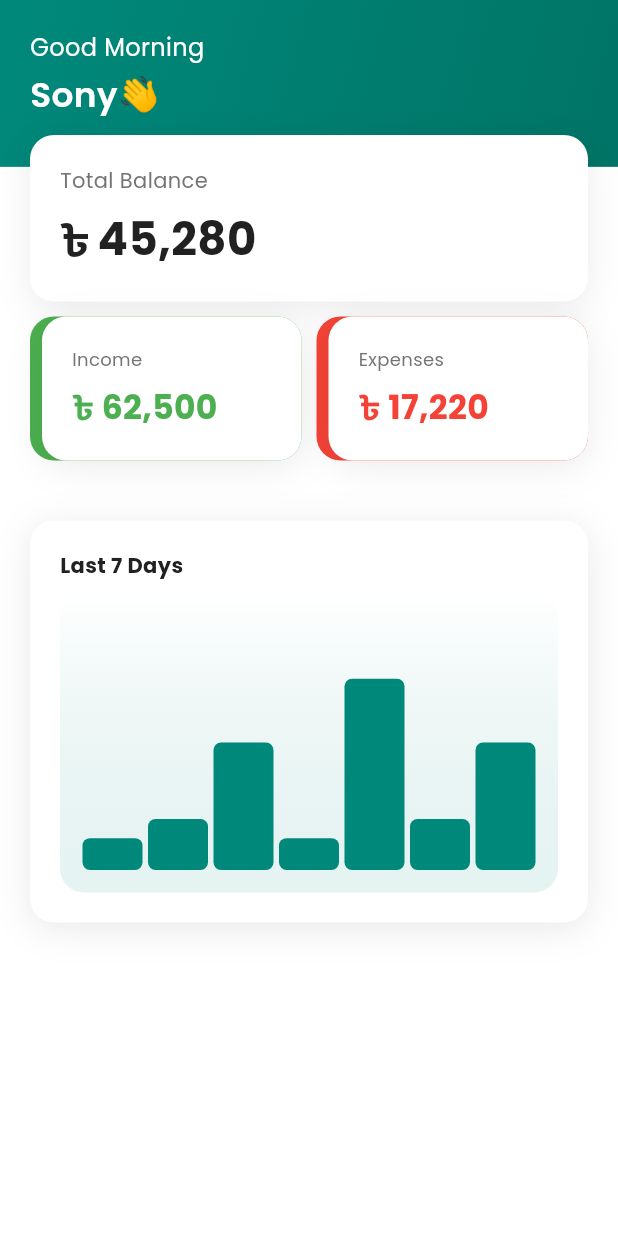
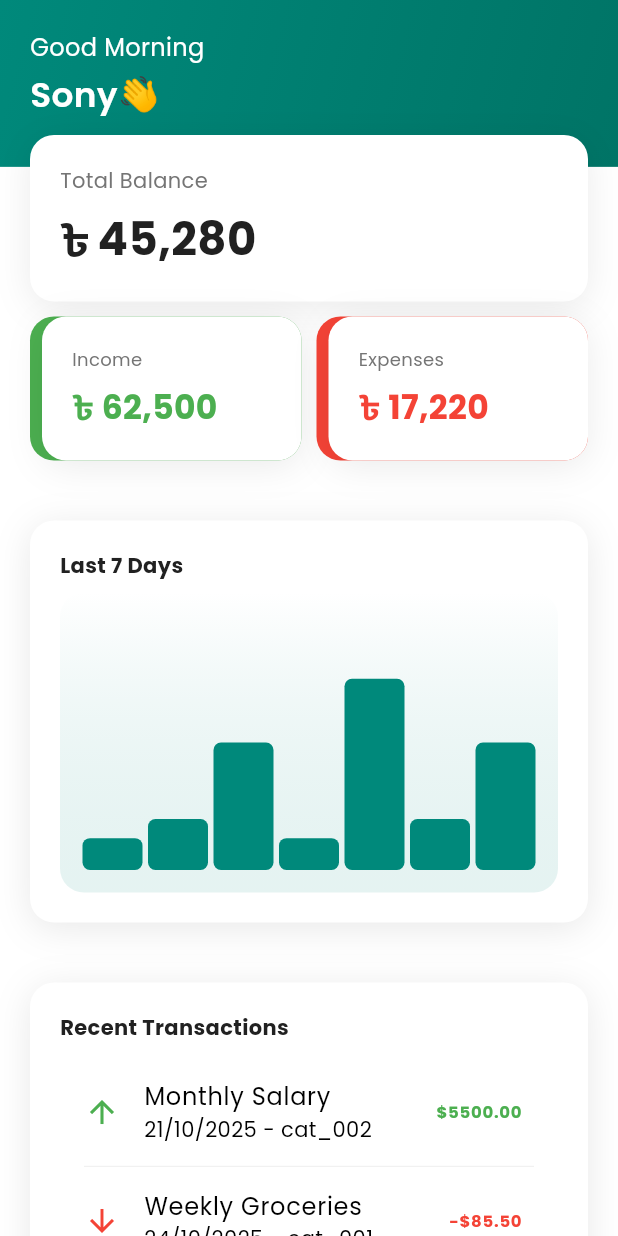
Before and after one commit to Sonykhan1121/money_mate, a Flutter app: the HomePage screen opened directly, on a phone screen of 412 x 824 dp. Run offline on Flutter 3.47's test engine with Material 3 defaults, Android fonts, the phone set to English and light mode, and no system bars; drawn by our look-alikes of fl_chart; our stand-ins replace device_preview, flutter_screenutil.

Commit message:
home ui okay

```diff
--- a/lib/main.dart
+++ b/lib/main.dart
@@ -3,6 +3,7 @@ import 'package:flutter/material.dart';
 import 'package:flutter/services.dart';
 import 'package:flutter_screenutil/flutter_screenutil.dart';
 import 'package:money_mate/providers/navigation_provider.dart';
+import 'package:money_mate/providers/transactions_provider.dart';
 import 'package:money_mate/theme/theme.dart';
 import 'package:money_mate/utils/constants/colors.dart';
 import 'package:money_mate/views/navigation_features/navigation_page.dart';
@@ -40,6 +41,7 @@ class MyApp extends StatelessWidget {
         return MultiProvider(
           providers: [
             ChangeNotifierProvider(create: (context) => NavigationProvider()),
+            ChangeNotifierProvider(create: (context) => TransactionsProvider()),
           ],
           child: MaterialApp(
             debugShowCheckedModeBanner: false,
--- /dev/null
+++ b/lib/models/recurringFrequency.dart
@@ -0,0 +1,34 @@
+enum RecurringFrequency {
+  daily,
+  weekly,
+  monthly,
+  yearly,
+}
+
+extension RecurringFrequencyExtension on RecurringFrequency {
+  String get name {
+    switch (this) {
+      case RecurringFrequency.daily:
+        return 'Daily';
+      case RecurringFrequency.weekly:
+        return 'Weekly';
+      case RecurringFrequency.monthly:
+        return 'Monthly';
+      case RecurringFrequency.yearly:
+        return 'Yearly';
+    }
+  }
+
+  String get nameBangla {
+    switch (this) {
+      case RecurringFrequency.daily:
+        return 'প্রতিদিন';
+      case RecurringFrequency.weekly:
+        return 'সাপ্তাহিক';
+      case RecurringFrequency.monthly:
+        return 'মাসিক';
+      case RecurringFrequency.yearly:
+        return 'বার্ষিক';
+    }
+  }
+}
--- /dev/null
+++ b/lib/models/transaction.dart
@@ -0,0 +1,144 @@
+import 'package:money_mate/models/recurringFrequency.dart';
+import 'package:money_mate/models/transactionType.dart';
+
+class Transaction {
+  final String id;
+  final String title;
+  final double amount;
+  final TransactionType type;
+  final String categoryId;
+  final String? description;
+  final DateTime date;
+  final DateTime createdAt;
+  final DateTime? updatedAt;
+  final String? imageUrl;
+  final String? receiptPath;
+  final bool hasReceipt;
+
+  final String? location;
+  final String? paymentMethod;
+  final List<String>? tags;
+  final String? notes;
+  final bool isRecurring;
+  final RecurringFrequency? recurringFrequency;
+
+  Transaction({
+    required this.id,
+    required this.title,
+    required this.amount,
+    required this.type,
+    required this.categoryId,
+    this.description,
+    required this.date,
+    required this.createdAt,
+    this.updatedAt,
+    this.imageUrl,
+    this.receiptPath,
+    this.hasReceipt = false,
+    this.location,
+    this.paymentMethod,
+    this.tags,
+    this.notes,
+    this.isRecurring = false,
+    this.recurringFrequency,
+  });
+
+  factory Transaction.fromJson(Map<String, dynamic> json) {
+    return Transaction(
+        id: json["id"] as String,
+        title: json["title"] as String,
+        amount: (json["amount"] as num).toDouble(),
+        type: TransactionType.values.firstWhere(
+              (e) => e.toString() == "TransactionType.${json["type"]}",
+        ),
+        categoryId: json["categoryId"] as String,
+        description: json["description"] as String?,
+        date: DateTime.parse(json["date"] as String),
+        createdAt: DateTime.parse(json["createdAt"] as String),
+        updatedAt: json["updatedAt"] != null
+    ? DateTime.parse(json["updatedAt"] as String)
+        : null,
+    imageUrl: json["imageUrl"] as String?,
+    receiptPath: json["receiptPath"] as String?,
+    hasReceipt: json["hasReceipt"] as bool? ?? false,
+    location: json["location"] as String?,
+    paymentMethod: json["paymentMethod"] as String?,
+    tags: json["tags"] != null
+    ? List<String>.from(json["tags"] as List)
+        : null,
+    notes: json["notes"] as String?,
+    isRecurring: json["isRecurring"] as bool? ?? false,
+    recurringFrequency: json["recurringFrequency"] != null
+    ? RecurringFrequency.values.firstWhere(
+    (e) => e.toString() == "RecurringFrequency.${json["recurringFrequency"]}",
+    )
+    : null,
+    );
+  }
+// Convert Transaction to JSON
+  Map<String, dynamic> toJson() {
+    return {
+      "id": id,
+      "title": title,
+      "amount": amount,
+      "type": type.toString().split('.').last,
+      "categoryId": categoryId,
+      "description": description,
+      "date": date.toIso8601String(),
+      "createdAt": createdAt.toIso8601String(),
+      "updatedAt": updatedAt?.toIso8601String(),
+      "imageUrl": imageUrl,
+      "receiptPath": receiptPath,
+      "hasReceipt": hasReceipt,
+      "location": location,
+      "paymentMethod": paymentMethod,
+      "tags": tags,
+      "notes": notes,
+      "isRecurring": isRecurring,
+      "recurringFrequency": recurringFrequency?.toString().split('.').last,
+    };
+  }
+// Copy with method for immutability
+  Transaction copyWith({
+    String? id,
+    String? title,
+    double? amount,
+    TransactionType? type,
+    String? categoryId,
+    String? description,
+    DateTime? date,
+    DateTime? createdAt,
+    DateTime? updatedAt,
+    String? imageUrl,
+    String? receiptPath,
+    bool? hasReceipt,
+    String? location,
+    String? paymentMethod,
+    List<String>? tags,
+    String? notes,
+    bool? isRecurring,
+    RecurringFrequency? recurringFrequency,
+  }) {
+    return Transaction(
+      id: id ?? this.id,
+      title: title ?? this.title,
+      amount: amount ?? this.amount,
+      type: type ?? this.type,
+      categoryId: categoryId ?? this.categoryId,
+      description: description ?? this.description,
+      date: date ?? this.date,
+      createdAt: createdAt ?? this.createdAt,
+      updatedAt: updatedAt ?? this.updatedAt,
+      imageUrl: imageUrl ?? this.imageUrl,
+      receiptPath: receiptPath ?? this.receiptPath,
+      hasReceipt: hasReceipt ?? this.hasReceipt,
+      location: location ?? this.location,
+      paymentMethod: paymentMethod ?? this.paymentMethod,
+      tags: tags ?? this.tags,
+      notes: notes ?? this.notes,
+      isRecurring: isRecurring ?? this.isRecurring,
+      recurringFrequency: recurringFrequency ?? this.recurringFrequency,
+    );
+  }
+
+}
--- a/lib/providers/navigation_provider.dart
+++ b/lib/providers/navigation_provider.dart
@@ -9,7 +9,7 @@ class NavigationProvider extends ChangeNotifier{
 
   int _currentIndex = 0;
   final List<Map<String, dynamic>> widgetOptions = [
-    {'title': 'Home', 'icon': Icons.home, 'page': HomePage()},
+    {'title': 'Home', 'icon': Icons.home, 'page':  ()},
     {'title': 'Add Expense', 'icon': Icons.add, 'page': AddExpense()},
     {
       'title': 'Transactions',
--- /dev/null
+++ b/lib/providers/transactions_provider.dart
@@ -0,0 +1,95 @@
+import 'package:flutter/cupertino.dart';
+
+import '../models/catergory.dart';
+import '../models/recurringFrequency.dart';
+import '../models/transaction.dart';
+import '../models/transactionType.dart';
+
+class TransactionsProvider extends ChangeNotifier
+{
+
+  List<Transaction> mockTransactions = [
+    Transaction(
+      id: 't_001',
+      title: 'Monthly Salary',
+      amount: 5500.00,
+      type: TransactionType.income,
+      categoryId: CAT_SALARY,
+      date: DateTime.now().subtract(const Duration(days: 3)),
+      createdAt: DateTime.now().subtract(const Duration(days: 3, hours: 1)),
+      isRecurring: true,
+      recurringFrequency: RecurringFrequency.monthly,
+      notes: 'Direct deposit from work.',
+    ),
+    Transaction(
+      id: 't_002',
+      title: 'Weekly Groceries',
+      amount: 85.50,
+      type: TransactionType.expense,
+      categoryId: CAT_GROCERIES,
+      date: DateTime.now().subtract(const Duration(hours: 5)),
+      createdAt: DateTime.now().subtract(const Duration(hours: 6)),
+      hasReceipt: true,
+      receiptPath: '/app_data/receipts/t_002.jpg',
+      location: 'SuperMart Local',
+      paymentMethod: 'Credit Card',
+      tags: ['food', 'essentials'],
+    ),
+    Transaction(
+      id: 't_003',
+      title: 'Apartment Rent',
+      amount: 1500.00,
+      type: TransactionType.expense,
+      categoryId: CAT_RENT,
+      date: DateTime.now().subtract(const Duration(days: 5)),
+      createdAt: DateTime.now().subtract(const Duration(days: 5, minutes: 10)),
+      isRecurring: true,
+      recurringFrequency: RecurringFrequency.monthly,
+      description: 'October rent payment.',
+    ),
+    Transaction(
+      id: 't_004',
+      title: 'Investment Dividend',
+      amount: 45.75,
+      type: TransactionType.income,
+      categoryId: CAT_INVESTMENT,
+      date: DateTime.now().subtract(const Duration(days: 10)),
+      createdAt: DateTime.now().subtract(const Duration(days: 10, hours: 2)),
+      paymentMethod: 'Bank Transfer',
+    ),
+    Transaction(
+      id: 't_005',
+      title: 'Bus Fare',
+      amount: 2.50,
+      type: TransactionType.expense,
+      categoryId: CAT_TRANSPORT,
+      date: DateTime.now(), // Today
+      createdAt: DateTime.now().subtract(const Duration(minutes: 30)),
+      tags: ['travel'],
+      location: 'Metro Station',
+    ),
+    Transaction(
+      id: 't_006',
+      title: 'Lunch with Client',
+      amount: 42.00,
+      type: TransactionType.expense,
+      categoryId: CAT_GROCERIES, // Using a generic category
+      date: DateTime.now().subtract(const Duration(days: 1)),
+      createdAt: DateTime.now().subtract(const Duration(days: 1, hours: 2)),
+      hasReceipt: true,
+      tags: ['work', 'food'],
+      imageUrl: 'http://example.com/receipt_t006.png',
+    ),
+    Transaction(
+      id: 't_007',
+      title: 'Gym Membership',
+      amount: 50.00,
+      type: TransactionType.expense,
+      categoryId: 'cat_006', // Assume a 'Health' category
+      date: DateTime.now().subtract(const Duration(days: 20)),
+      createdAt: DateTime.now().subtract(const Duration(days: 20, hours: 12)),
+      isRecurring: true,
+      recurringFrequency: RecurringFrequency.monthly,
+    ),
+  ];
+}
--- a/lib/views/home_features/home_page.dart
+++ b/lib/views/home_features/home_page.dart
@@ -1,6 +1,7 @@
 import 'package:fl_chart/fl_chart.dart';
 import 'package:flutter/material.dart';
 import 'package:flutter_screenutil/flutter_screenutil.dart';
+import 'package:money_mate/views/home_features/recent_transactions.dart';
 
 import '../../utils/constants/colors.dart';
 import '../../widgets/mini_bar_chart.dart';
@@ -17,7 +18,8 @@ class _HomePageState extends State<HomePage> {
   Widget build(BuildContext context) {
     return SafeArea(
       child: Scaffold(
-        body: Column(
+        body: SingleChildScrollView(
+          child: Column(
             children: [
               Stack(
                 children: [
@@ -261,7 +263,13 @@ class _HomePageState extends State<HomePage> {
                 padding: const EdgeInsets.all(20),
                 child: MiniBarChart(data: [5,8,20,5,30,8,20]),
               ),
+
+              Padding(
+                padding: const EdgeInsets.all(20),
+                child: RecentTransactions(),
+              ),
             ],
+          ),
         ),
       ),
     );
--- /dev/null
+++ b/lib/views/home_features/recent_transactions.dart
@@ -0,0 +1,94 @@
+import 'package:flutter/material.dart';
+import 'package:provider/provider.dart';
+
+import '../../models/transactionType.dart';
+import '../../providers/transactions_provider.dart';
+import '../../utils/constants/colors.dart';
+
+class RecentTransactions extends StatefulWidget {
+  const RecentTransactions({super.key});
+
+  @override
+  State<RecentTransactions> createState() => _RecentTransactionsState();
+}
+
+class _RecentTransactionsState extends State<RecentTransactions> {
+  @override
+  Widget build(BuildContext context) {
+    return Consumer<TransactionsProvider>(builder: (context, tProvider, child) {
+      final transactions = tProvider.mockTransactions;
+
+// Take only the last 10 items (or fewer if list has less)
+      final recentTransactions = transactions.length > 10
+          ? transactions.sublist(transactions.length - 10)
+          : transactions;
+      return  Container(
+        padding: const EdgeInsets.all(20),
+        decoration: BoxDecoration(
+          color: Colors.white,
+          borderRadius: BorderRadius.circular(16),
+          boxShadow: [
+            BoxShadow(
+              color: DColors.fBlack.withOpacity(0.1),
+              blurRadius: 20,
+              offset: const Offset(0, 4),
+            ),
+          ],
+        ),
+        child: Column(
+          crossAxisAlignment: CrossAxisAlignment.start,
+          children: [
+            Text(
+              'Recent Transactions',
+              style: TextStyle(
+                color: DColors.fBlack,
+                fontWeight: FontWeight.bold,
+                fontSize: 14,
+              ),
+            ),
+            SizedBox(height: 10,),
+            ListView.separated(
+              shrinkWrap: true,
+              physics: const NeverScrollableScrollPhysics(),
+              itemBuilder: (context, index) {
+                final transaction = recentTransactions[index];
+                return ListTile(
+                  leading: Icon(
+                    transaction.type == TransactionType.income
+                        ? Icons.arrow_upward
+                        : Icons.arrow_downward,
+                    color: transaction.type == TransactionType.income
+                        ? Colors.green
+                        : Colors.red,
+                  ),
+                  title: Text(transaction.title),
+                  subtitle: Text(
+                    '${transaction.date.day}/${transaction.date.month}/${transaction.date.year} - ${transaction.categoryId}',
+                  ),
+                  trailing: Text(
+                    '${transaction.type == TransactionType.expense ? '-' : ''}\$${transaction.amount.toStringAsFixed(2)}',
+                    style: TextStyle(
+                      fontWeight: FontWeight.bold,
+                      color: transaction.type == TransactionType.income
+                          ? Colors.green
+                          : Colors.red,
+                    ),
+                  ),
+                );
+              },
+              separatorBuilder: (context, index) => Divider(
+                color: DColors.fBlack.withOpacity(0.1),
+                height: 1,
+                thickness: 0.5,
+                indent: 16,
+                endIndent: 16,
+              ),
+              itemCount: recentTransactions.length,
+            )
+
+          ],
+        ),
+      );
+  });
+}
+}
```
Also changed, not shown: lib/models/catergory.dart (added, +77 -0 lines), lib/models/transactionType.dart (added, +25 -0 lines). Lines whose indentation alone changed are shown as unchanged.
